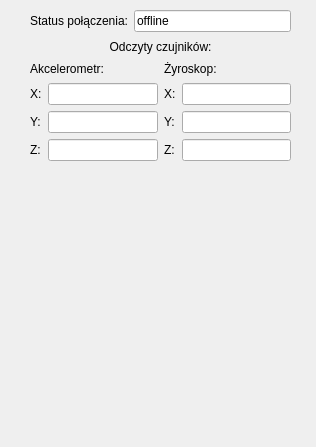
This is test.ui in BenZdunczuk/Retro_Pong as Qt 5 draws it before an edit. The edited form follows.
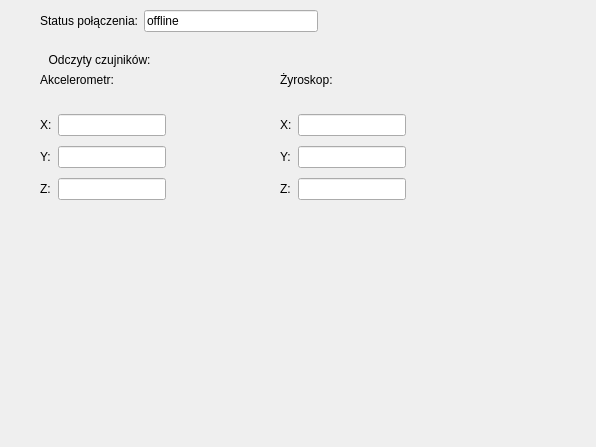
This is the edited form.

Commit message: dodanie i test ruchomych wykresow

What changed in the file:
```diff
--- a/test.ui
+++ b/test.ui
@@ -6,7 +6,7 @@
    <rect>
     <x>0</x>
     <y>0</y>
-    <width>316</width>
+    <width>596</width>
     <height>447</height>
    </rect>
   </property>
@@ -29,98 +29,44 @@
     </size>
    </property>
   </widget>
-  <widget class="QWidget" name="">
+  <widget class="QWidget" name="chartWidget2" native="true">
    <property name="geometry">
     <rect>
-     <x>30</x>
-     <y>10</y>
-     <width>261</width>
-     <height>151</height>
+     <x>280</x>
+     <y>210</y>
+     <width>241</width>
+     <height>211</height>
     </rect>
    </property>
-   <layout class="QGridLayout" name="gridLayout">
-    <item row="0" column="0" colspan="2">
-     <layout class="QFormLayout" name="formLayout_5">
-      <item row="0" column="0">
-       <widget class="QLabel" name="label">
-        <property name="text">
-         <string>Status połączenia:</string>
-        </property>
-       </widget>
-      </item>
-      <item row="0" column="1">
-       <widget class="QLineEdit" name="lineEdit_7">
-        <property name="text">
-         <string>offline</string>
-        </property>
-        <property name="readOnly">
-         <bool>true</bool>
-        </property>
-       </widget>
-      </item>
-     </layout>
-    </item>
-    <item row="2" column="0">
+   <property name="maximumSize">
+    <size>
+     <width>241</width>
+     <height>211</height>
+    </size>
+   </property>
+  </widget>
      <widget class="QLabel" name="label_15">
+   <property name="geometry">
+    <rect>
+     <x>40</x>
+     <y>70</y>
+     <width>126</width>
+     <height>20</height>
+    </rect>
+   </property>
       <property name="text">
        <string>Akcelerometr:</string>
       </property>
      </widget>
-    </item>
-    <item row="2" column="1">
-     <widget class="QLabel" name="label_8">
-      <property name="text">
-       <string>Żyroskop:</string>
-      </property>
-     </widget>
-    </item>
-    <item row="3" column="0">
-     <layout class="QGridLayout" name="gridLayout_3">
-      <item row="2" column="0">
-       <widget class="QLabel" name="label_12">
-        <property name="text">
-         <string>Z:</string>
-        </property>
-       </widget>
-      </item>
-      <item row="0" column="1">
-       <widget class="QLineEdit" name="lineEdit_8">
-        <property name="readOnly">
-         <bool>true</bool>
-        </property>
-       </widget>
-      </item>
-      <item row="1" column="0">
-       <widget class="QLabel" name="label_13">
-        <property name="text">
-         <string>Y:</string>
-        </property>
-       </widget>
-      </item>
-      <item row="2" column="1">
-       <widget class="QLineEdit" name="lineEdit_9">
-        <property name="readOnly">
-         <bool>true</bool>
-        </property>
-       </widget>
-      </item>
-      <item row="1" column="1">
-       <widget class="QLineEdit" name="lineEdit_10">
-        <property name="readOnly">
-         <bool>true</bool>
-        </property>
-       </widget>
-      </item>
-      <item row="0" column="0">
-       <widget class="QLabel" name="label_14">
-        <property name="text">
-         <string>X:</string>
-        </property>
-       </widget>
-      </item>
-     </layout>
-    </item>
-    <item row="3" column="1">
+  <widget class="QWidget" name="">
+   <property name="geometry">
+    <rect>
+     <x>280</x>
+     <y>110</y>
+     <width>126</width>
+     <height>94</height>
+    </rect>
+   </property>
      <layout class="QGridLayout" name="gridLayout_2">
       <item row="2" column="0">
        <widget class="QLabel" name="label_11">
@@ -165,14 +111,120 @@
        </widget>
       </item>
      </layout>
-    </item>
-    <item row="1" column="0" colspan="2">
+  </widget>
      <widget class="QLabel" name="label_2">
+   <property name="geometry">
+    <rect>
+     <x>-30</x>
+     <y>50</y>
+     <width>259</width>
+     <height>20</height>
+    </rect>
+   </property>
       <property name="text">
        <string>Odczyty czujników:</string>
       </property>
       <property name="alignment">
        <set>Qt::AlignmentFlag::AlignCenter</set>
+   </property>
+  </widget>
+  <widget class="QLabel" name="label_8">
+   <property name="geometry">
+    <rect>
+     <x>280</x>
+     <y>70</y>
+     <width>64</width>
+     <height>20</height>
+    </rect>
+   </property>
+   <property name="text">
+    <string>Żyroskop:</string>
+   </property>
+  </widget>
+  <widget class="QWidget" name="layoutWidget">
+   <property name="geometry">
+    <rect>
+     <x>40</x>
+     <y>110</y>
+     <width>126</width>
+     <height>94</height>
+    </rect>
+   </property>
+   <property name="maximumSize">
+    <size>
+     <width>126</width>
+     <height>94</height>
+    </size>
+   </property>
+   <layout class="QGridLayout" name="gridLayout_3">
+    <item row="2" column="1">
+     <widget class="QLineEdit" name="lineEdit_9">
+      <property name="readOnly">
+       <bool>true</bool>
+      </property>
+     </widget>
+    </item>
+    <item row="1" column="0">
+     <widget class="QLabel" name="label_13">
+      <property name="text">
+       <string>Y:</string>
+      </property>
+     </widget>
+    </item>
+    <item row="1" column="1">
+     <widget class="QLineEdit" name="lineEdit_10">
+      <property name="readOnly">
+       <bool>true</bool>
+      </property>
+     </widget>
+    </item>
+    <item row="2" column="0">
+     <widget class="QLabel" name="label_12">
+      <property name="text">
+       <string>Z:</string>
+      </property>
+     </widget>
+    </item>
+    <item row="0" column="1">
+     <widget class="QLineEdit" name="lineEdit_8">
+      <property name="readOnly">
+       <bool>true</bool>
+      </property>
+     </widget>
+    </item>
+    <item row="0" column="0">
+     <widget class="QLabel" name="label_14">
+      <property name="text">
+       <string>X:</string>
+      </property>
+     </widget>
+    </item>
+   </layout>
+  </widget>
+  <widget class="QWidget" name="">
+   <property name="geometry">
+    <rect>
+     <x>40</x>
+     <y>10</y>
+     <width>278</width>
+     <height>28</height>
+    </rect>
+   </property>
+   <layout class="QFormLayout" name="formLayout">
+    <item row="0" column="0">
+     <widget class="QLabel" name="label">
+      <property name="text">
+       <string>Status połączenia:</string>
+      </property>
+     </widget>
+    </item>
+    <item row="0" column="1">
+     <widget class="QLineEdit" name="lineEdit_7">
+      <property name="text">
+       <string>offline</string>
+      </property>
+      <property name="readOnly">
+       <bool>true</bool>
       </property>
      </widget>
     </item>
```
Lines whose indentation alone changed are shown as unchanged. The commit also changes 4 other files.
